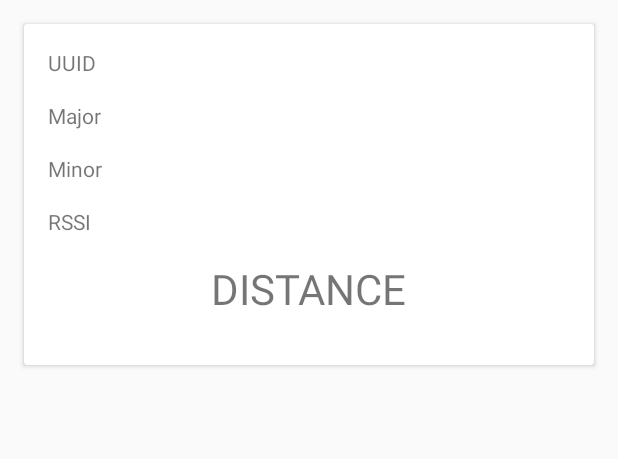
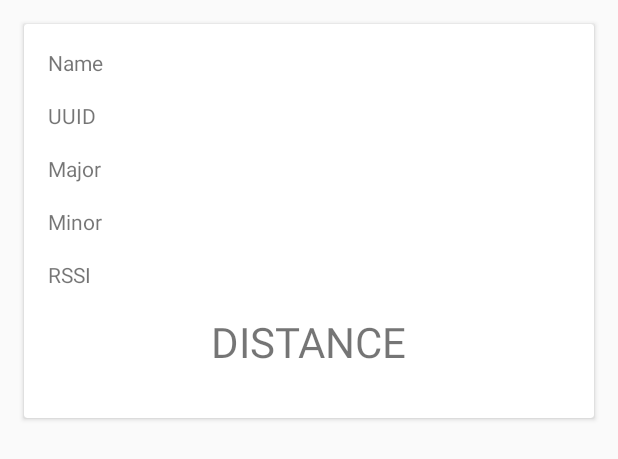
Before and after one commit to eddiman/EggAndBeacon, an Android app: the layout gridview_beacons.xml on its own in the app's theme, with its tools: preview values and no code run, on a phone screen of 412 x 824 dp. Shown: the top 459 px of the screen. Run offline under Robolectric (Android 15) with nearby library versions, the phone set to English and light mode, and no system bars.

Commit message:
Show name in altbeacon api screen

```diff
--- a/app/src/main/java/com/pires/eggandbeacon/adapter/BeaconAdapter.java
+++ b/app/src/main/java/com/pires/eggandbeacon/adapter/BeaconAdapter.java
@@ -65,6 +65,7 @@ public class BeaconAdapter extends BaseAdapter {
             convertView = layoutInflater.inflate(R.layout.gridview_beacons, null);
         }
 
+        final TextView textName = (TextView)convertView.findViewById(R.id.alt_name);
         final TextView textUuid = (TextView)convertView.findViewById(R.id.alt_uuid);
         final TextView textMajor = (TextView)convertView.findViewById(R.id.alt_Major);
         final TextView textMinor = (TextView)convertView.findViewById(R.id.alt_Minor);
@@ -72,6 +73,7 @@ public class BeaconAdapter extends BaseAdapter {
         final TextView textDist = (TextView)convertView.findViewById(R.id.alt_dist);
 
         if (list.size() > 0) {
+            textName.setText("Name: " + beacon.getBluetoothName());
             textUuid.setText("UUID: " + beacon.getId1());
             textMajor.setText("Major: " + beacon.getId2());
             textMinor.setText("Minor: " + beacon.getId3());
--- a/app/src/main/res/layout/gridview_beacons.xml
+++ b/app/src/main/res/layout/gridview_beacons.xml
@@ -16,8 +16,17 @@
             android:layout_margin="16dp">
 
             <TextView
+                android:id="@+id/alt_name"
                 android:layout_width="wrap_content"
                 android:layout_height="wrap_content"
+                android:text="Name"
+                android:layout_marginBottom="16dp"
+                />
+
+            <TextView
+                android:layout_width="wrap_content"
+                android:layout_height="wrap_content"
+                android:layout_below="@id/alt_name"
                 android:text="UUID"
                 android:id="@+id/alt_uuid"
                 android:layout_marginBottom="16dp"
```
